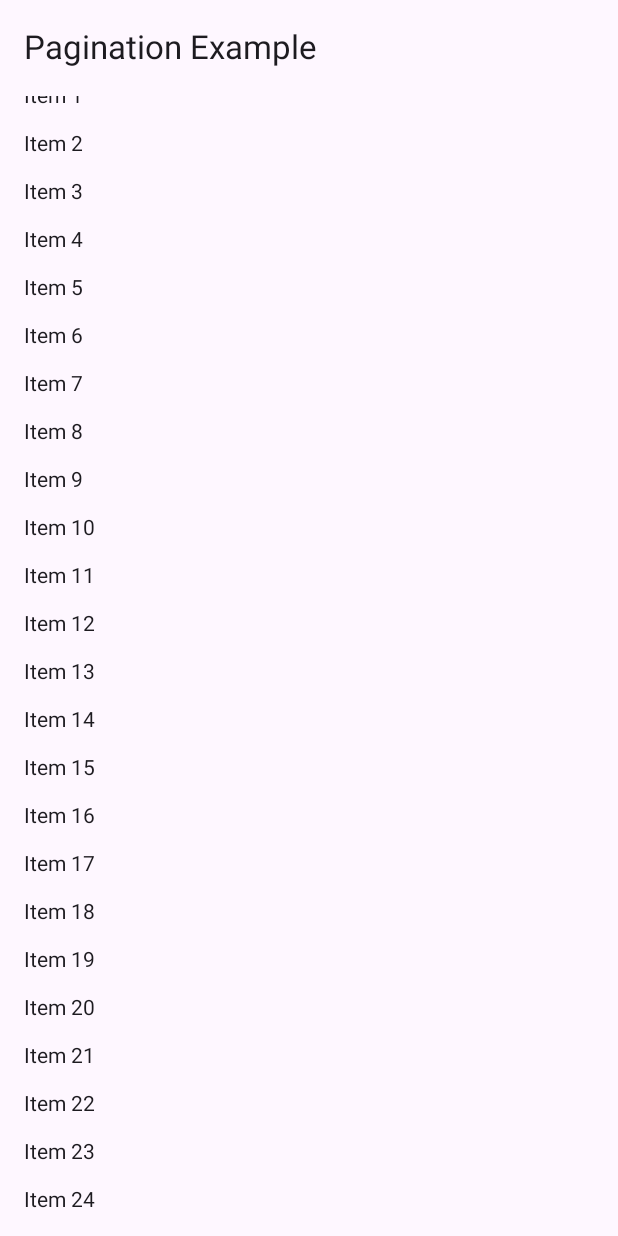
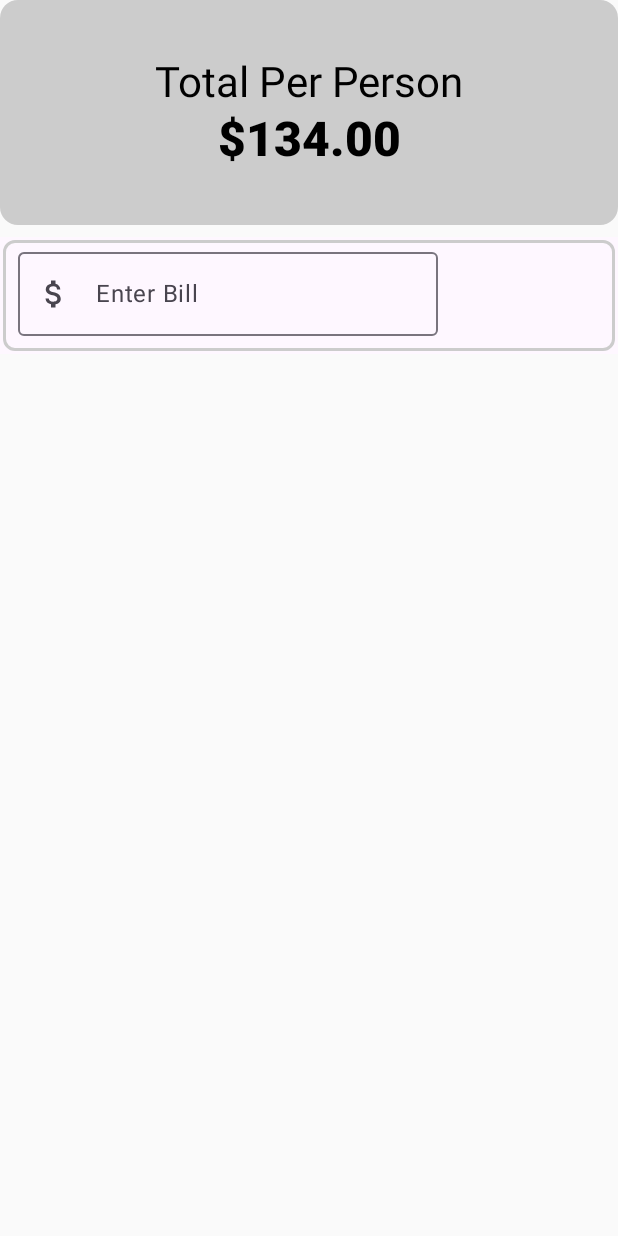
Before and after one commit to FarasatN/AppCompose, an Android app built with Jetpack Compose: the screen it shows after launch (MainActivity), on a phone screen of 412 x 824 dp. Run offline under Robolectric (Android 15) with nearby library versions, the phone set to English and light mode, and no system bars.

Commit message:
instagram ui

```diff
--- a/app/build.gradle.kts
+++ b/app/build.gradle.kts
@@ -88,6 +88,7 @@ dependencies {
     implementation(libs.androidx.constraintlayout.compose)
 
     implementation(libs.androidx.navigation.compose)
+//    implementation(libs.androidx.material.icons.extended) // Use latest version
 
 
 //    implementation(libs.core)
--- a/app/src/main/java/com/example/appcompose/MainActivity.kt
+++ b/app/src/main/java/com/example/appcompose/MainActivity.kt
@@ -5,38 +5,33 @@ import android.os.Bundle
 import android.util.Log
 import androidx.activity.ComponentActivity
 import androidx.activity.compose.setContent
+import androidx.compose.foundation.BorderStroke
 import androidx.compose.foundation.layout.Arrangement
 import androidx.compose.foundation.layout.Column
-import androidx.compose.foundation.layout.fillMaxSize
+import androidx.compose.foundation.layout.Spacer
+import androidx.compose.foundation.layout.fillMaxWidth
+import androidx.compose.foundation.layout.height
 import androidx.compose.foundation.layout.padding
-import androidx.compose.material.icons.Icons
-import androidx.compose.material.icons.filled.Home
-import androidx.compose.material3.DrawerValue
+import androidx.compose.foundation.shape.CircleShape
+import androidx.compose.foundation.shape.CornerSize
+import androidx.compose.foundation.shape.RoundedCornerShape
+import androidx.compose.foundation.text.KeyboardActions
 import androidx.compose.material3.MaterialTheme
-import androidx.compose.material3.Scaffold
 import androidx.compose.material3.Surface
 import androidx.compose.material3.Text
-import androidx.compose.material3.rememberDrawerState
-import androidx.compose.runtime.DisposableEffect
-import androidx.compose.runtime.rememberCoroutineScope
+import androidx.compose.runtime.Composable
+import androidx.compose.runtime.mutableStateOf
+import androidx.compose.runtime.remember
 import androidx.compose.ui.Alignment
 import androidx.compose.ui.Modifier
-import androidx.compose.ui.unit.dp
-import androidx.lifecycle.Lifecycle
-import androidx.lifecycle.LifecycleEventObserver
-import androidx.lifecycle.compose.LocalLifecycleOwner
-import androidx.compose.foundation.layout.*
-import androidx.compose.foundation.lazy.LazyColumn
-import androidx.compose.foundation.lazy.items
-import androidx.compose.material.*
-import androidx.compose.material3.CircularProgressIndicator
-import androidx.compose.material3.ExperimentalMaterial3Api
-import androidx.compose.material3.TopAppBar
-import androidx.compose.runtime.*
+import androidx.compose.ui.draw.clip
+import androidx.compose.ui.graphics.Color
+import androidx.compose.ui.platform.LocalSoftwareKeyboardController
+import androidx.compose.ui.text.font.FontStyle
+import androidx.compose.ui.text.font.FontWeight
 import androidx.compose.ui.tooling.preview.Preview
 import androidx.compose.ui.unit.dp
-import kotlinx.coroutines.delay
-import kotlinx.coroutines.launch
+import com.example.appcompose.components.InputField
 
 class MainActivity : ComponentActivity() {
     //    @OptIn(ExperimentalPermissionsApi::class)
@@ -659,16 +654,122 @@ class MainActivity : ComponentActivity() {
 
 
         //Pagination
+//        setContent {
+//            // Use MaterialTheme to wrap the PaginationExample
+//            Surface(color = MaterialTheme.colorScheme.background) {
+//                PaginationExample() // Call the composable
+////                PaginationList(loadMore = ::fetchData)
+//            }
+//        }
+
+
+        //*******************************************************************************************
+        //JetTip App
         setContent {
-            // Use MaterialTheme to wrap the PaginationExample
-            Surface(color = MaterialTheme.colorScheme.background) {
-                PaginationExample() // Call the composable
-//                PaginationList(loadMore = ::fetchData)
+            Column {
+                TopHeader()
+                Spacer(modifier = Modifier.padding(4.dp))
+                JetTip {
+                    MainContent()
+                }
             }
         }
 
+
     }
 
+    //JetTip App
+    @Composable
+    fun JetTip(content: @Composable () -> Unit){
+        Surface(color = MaterialTheme.colorScheme.background) {
+            content()
+        }
+    }
+
+    @Preview
+    @Composable
+    fun TopHeader(totalPerson: Double = 134.0){
+        Surface(
+            color = Color.LightGray,
+            modifier = Modifier
+                .fillMaxWidth()
+                .height(150.dp)
+//                .clip(shape = RoundedCornerShape(corner = CornerSize(12.dp)))
+                .clip(shape = CircleShape.copy(all = CornerSize(12.dp)))
+        ) {
+            Column(
+                modifier = Modifier
+                    .padding(12.dp),
+                horizontalAlignment = Alignment.CenterHorizontally,
+                verticalArrangement = Arrangement.Center
+            ){
+                val total = "%.2f".format(totalPerson)
+                Text("Total Per Person",
+                    style = MaterialTheme.typography.headlineMedium)
+                Text("$$total",
+                    style = MaterialTheme.typography.headlineLarge,
+                    fontWeight = FontWeight.ExtraBold)
+            }
+        }
+    }
+
+    @Preview
+    @Composable
+    fun MainContent(){
+        BillForm(){billAmt ->
+            Log.d("AMT", "MainContent: ${billAmt.toInt() * 100}")
+        }
+    }
+
+    @Composable
+    fun BillForm(modifier: Modifier = Modifier,
+                 onValChange: (String) -> Unit = {},){
+        val totalBillState = remember{
+            mutableStateOf("")
+        }
+        val validState = remember(totalBillState.value) {
+            totalBillState.value.trim().isNotEmpty()
+        }
+        val keyboardController = LocalSoftwareKeyboardController.current
+
+        Surface(modifier = Modifier
+            .padding(2.dp)
+            .fillMaxWidth(),
+            shape = RoundedCornerShape(corner = CornerSize(8.dp)),
+            border = BorderStroke(width = 2.dp, color = Color.LightGray)
+        ) {
+            Column {
+                InputField(valueState = totalBillState,
+                    labelId = "Enter Bill",
+                    enabled = true,
+                    isSingleLine = true,
+                    onAction = KeyboardActions{
+                        if(!validState) return@KeyboardActions
+                        onValChange(totalBillState.value.trim())
+
+                        keyboardController?.hide()
+                    }
+                )
+            }
+        }
+    }
+
+    @Preview(showBackground = true, showSystemUi = true)
+    @Composable
+    fun DefaultPreview(){
+        Column {
+            TopHeader()
+            Spacer(modifier = Modifier.padding(4.dp))
+            JetTip {
+              MainContent()
+            }
+        }
+
+    }
+
+    //*********************************************************************************
+
+    /*
     //Pagination 1
     // Simulated data loading function
     suspend fun fetchData(page: Int): List<String> {
@@ -817,6 +918,7 @@ class MainActivity : ComponentActivity() {
         isLoading.value = false
     }
 
+     */
 
     //Drawer in Compose
 
--- a/app/src/main/java/com/example/appcompose/PathUtil.kt
+++ b/app/src/main/java/com/example/appcompose/PathUtil.kt
@@ -5,7 +5,7 @@ import androidx.compose.ui.graphics.Path
 import kotlin.math.abs
 
 fun Path.standardQuadFromTo(from: Offset, to: Offset) {
-    quadraticBezierTo(
+    quadraticTo(
         from.x,
         from.y,
         abs(from.x + to.x) / 2f,
--- a/app/src/main/java/com/example/appcompose/ProfileScreen.kt
+++ b/app/src/main/java/com/example/appcompose/ProfileScreen.kt
@@ -162,7 +162,7 @@ fun TopBar(
     Row(
         verticalAlignment = Alignment.CenterVertically,
         horizontalArrangement = Arrangement.SpaceAround,
-        modifier = Modifier.fillMaxWidth()
+        modifier = modifier.fillMaxWidth()
     ) {
         Icon(
             imageVector = Icons.AutoMirrored.Filled.ArrowBack,
--- /dev/null
+++ b/app/src/main/java/com/example/appcompose/components/Components.kt
@@ -0,0 +1,50 @@
+package com.example.appcompose.components
+
+import androidx.compose.foundation.layout.padding
+import androidx.compose.foundation.text.KeyboardActions
+import androidx.compose.foundation.text.KeyboardOptions
+import androidx.compose.material.icons.Icons
+import androidx.compose.material.icons.rounded.Add
+import androidx.compose.material3.Icon
+import androidx.compose.material3.MaterialTheme
+import androidx.compose.material3.OutlinedTextField
+import androidx.compose.material3.Text
+import androidx.compose.runtime.Composable
+import androidx.compose.runtime.MutableState
+import androidx.compose.ui.Modifier
+import androidx.compose.ui.res.painterResource
+import androidx.compose.ui.text.TextStyle
+import androidx.compose.ui.text.input.ImeAction
+import androidx.compose.ui.text.input.KeyboardType
+import androidx.compose.ui.unit.dp
+import androidx.compose.ui.unit.sp
+import com.example.appcompose.R
+
+@Composable
+fun InputField(
+    modifier: Modifier = Modifier,
+    valueState: MutableState<String>,
+    labelId: String,
+    enabled: Boolean = true,
+    isSingleLine: Boolean = true,
+    keyboardType: KeyboardType = KeyboardType.Number,
+    imeAction: ImeAction = ImeAction.Next,
+    onAction: KeyboardActions = KeyboardActions.Default
+) {
+    OutlinedTextField(
+        value = valueState.value, //
+        onValueChange = { valueState.value = it },
+        label = { Text(text = labelId) },
+        leadingIcon = { Icon(painter = painterResource(id = R.drawable.baseline_attach_money_24), contentDescription = "Money Icon") },
+        singleLine = isSingleLine,
+        enabled = enabled,
+        keyboardOptions = KeyboardOptions(
+            keyboardType = keyboardType,
+            imeAction = imeAction
+        ),
+        keyboardActions = onAction,
+        modifier = modifier
+            .padding(bottom = 10.dp, start = 10.dp, end = 10.dp),
+        textStyle = TextStyle(fontSize = 18.sp, color = MaterialTheme.colorScheme.onBackground)
+    )
+}
--- /dev/null
+++ b/app/src/main/res/drawable/baseline_attach_money_24.xml
@@ -0,0 +1,5 @@
+<vector xmlns:android="http://schemas.android.com/apk/res/android" android:autoMirrored="true" android:height="24dp" android:tint="#000000" android:viewportHeight="24" android:viewportWidth="24" android:width="24dp">
+
+    <path android:fillColor="@android:color/white" android:pathData="M11.8,10.9c-2.27,-0.59 -3,-1.2 -3,-2.15 0,-1.09 1.01,-1.85 2.7,-1.85 1.78,0 2.44,0.85 2.5,2.1h2.21c-0.07,-1.72 -1.12,-3.3 -3.21,-3.81V3h-3v2.16c-1.94,0.42 -3.5,1.68 -3.5,3.61 0,2.31 1.91,3.46 4.7,4.13 2.5,0.6 3,1.48 3,2.41 0,0.69 -0.49,1.79 -2.7,1.79 -2.06,0 -2.87,-0.92 -2.98,-2.1h-2.2c0.12,2.19 1.76,3.42 3.68,3.83V21h3v-2.15c1.95,-0.37 3.5,-1.5 3.5,-3.55 0,-2.84 -2.43,-3.81 -4.7,-4.4z"/>
+
+</vector>
--- a/gradle/libs.versions.toml
+++ b/gradle/libs.versions.toml
@@ -11,6 +11,7 @@ espressoCore = "3.6.1"
 lifecycleRuntimeKtx = "2.6.1"
 activityCompose = "1.9.1"
 composeBom = "2024.04.01"
+materialIconsExtended = "1.7.7"
 navigationCompose = "2.8.5"
 jetbrainsKotlinJvm = "1.9.0"
 
@@ -18,6 +19,7 @@ jetbrainsKotlinJvm = "1.9.0"
 accompanist-permissions = { module = "com.google.accompanist:accompanist-permissions", version.ref = "accompanistPermissions" }
 androidx-constraintlayout-compose = { module = "androidx.constraintlayout:constraintlayout-compose", version.ref = "constraintlayoutCompose" }
 androidx-core-ktx = { group = "androidx.core", name = "core-ktx", version.ref = "coreKtx" }
+androidx-material-icons-extended = { module = "androidx.compose.materiall:material-icons-extended", version.ref = "materialIconsExtended" }
 androidx-navigation-compose = { module = "androidx.navigation:navigation-compose", version.ref = "navigationCompose" }
 bottom-sheet = { module = "io.github.raamcosta.compose-destinations:bottom-sheet", version.ref = "core" }
 core = { module = "io.github.raamcosta.compose-destinations:core", version.ref = "core" }
```
